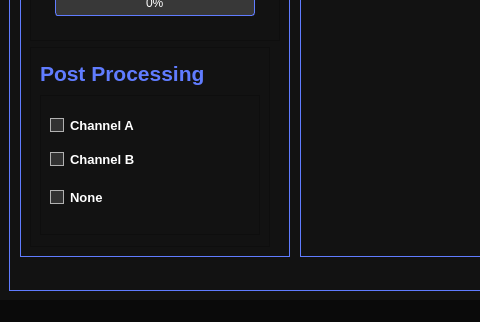
Old version of the form PythonQt/uiFile/mainwindow.ui in the repository JamesOstrowski21/Senior_Design-; both pictures show x 0 to 480 and y 428 to 750 of the 1200 by 750 pixel window.
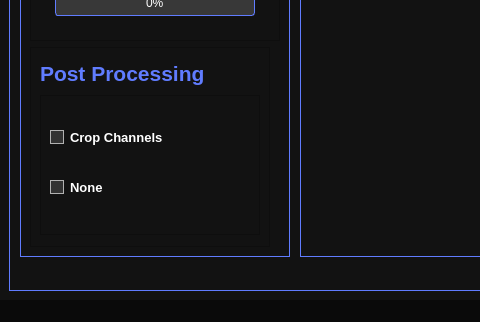
New version of the form. Icons and pictures are not drawn.

Diff of the .ui file:
```diff
--- a/PythonQt/uiFile/mainwindow.ui
+++ b/PythonQt/uiFile/mainwindow.ui
@@ -1708,20 +1708,7 @@
                     </font>
                    </property>
                    <property name="text">
-                    <string>Channel A</string>
-                   </property>
-                  </widget>
-                 </item>
-                 <item>
-                  <widget class="QCheckBox" name="checkbox_3">
-                   <property name="font">
-                    <font>
-                     <pointsize>10</pointsize>
-                     <bold>true</bold>
-                    </font>
-                   </property>
-                   <property name="text">
-                    <string>Channel B</string>
+                    <string>Crop Channels</string>
                    </property>
                   </widget>
                  </item>
```
